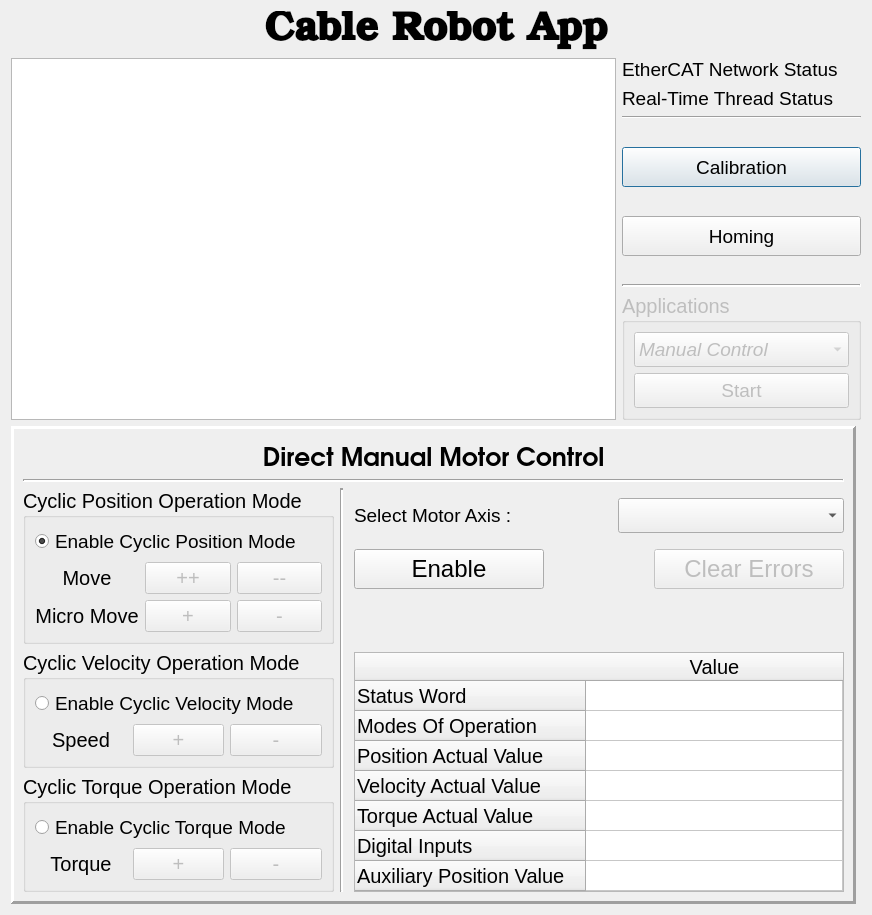
The window that widgets/main_gui.ui (IRMA-LAB/cable_robot) describes before a commit, drawn with Qt 5.
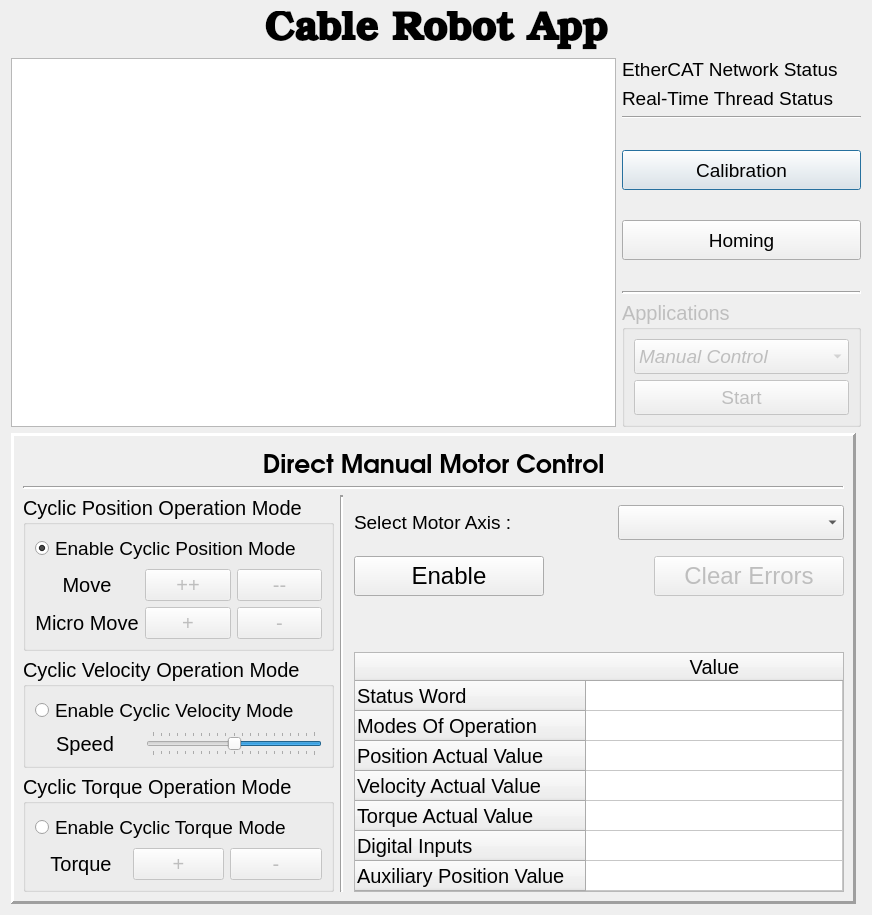
The same window after the commit. Icons and pictures are not drawn.

What changed in the file:
```diff
--- a/widgets/main_gui.ui
+++ b/widgets/main_gui.ui
@@ -582,9 +582,24 @@
              <item>
               <layout class="QVBoxLayout" name="verticalLayout_7">
                <item>
-                <layout class="QHBoxLayout" name="horizontalLayout_5">
+                <layout class="QHBoxLayout" name="horizontalLayout_5" stretch="0,0">
+                 <property name="spacing">
+                  <number>11</number>
+                 </property>
                  <item>
                   <widget class="QLabel" name="label_7">
+                   <property name="sizePolicy">
+                    <sizepolicy hsizetype="Fixed" vsizetype="Preferred">
+                     <horstretch>0</horstretch>
+                     <verstretch>0</verstretch>
+                    </sizepolicy>
+                   </property>
+                   <property name="minimumSize">
+                    <size>
+                     <width>100</width>
+                     <height>0</height>
+                    </size>
+                   </property>
                    <property name="font">
                     <font>
                      <pointsize>15</pointsize>
@@ -599,32 +614,36 @@
                   </widget>
                  </item>
                  <item>
-                  <widget class="QPushButton" name="pushButton_speedPlus">
-                   <property name="enabled">
-                    <bool>false</bool>
+                  <widget class="QSlider" name="horizontalSlider_speed_ctrl">
+                   <property name="minimum">
+                    <number>-100</number>
                    </property>
-                   <property name="font">
-                    <font>
-                     <pointsize>15</pointsize>
-                    </font>
+                   <property name="maximum">
+                    <number>100</number>
                    </property>
-                   <property name="text">
-                    <string>+</string>
+                   <property name="singleStep">
+                    <number>5</number>
                    </property>
-                  </widget>
-                 </item>
-                 <item>
-                  <widget class="QPushButton" name="pushButton_speedMinus">
-                   <property name="enabled">
-                    <bool>false</bool>
+                   <property name="value">
+                    <number>0</number>
                    </property>
-                   <property name="font">
-                    <font>
-                     <pointsize>15</pointsize>
-                    </font>
+                   <property name="sliderPosition">
+                    <number>0</number>
                    </property>
-                   <property name="text">
-                    <string>-</string>
+                   <property name="orientation">
+                    <enum>Qt::Horizontal</enum>
+                   </property>
+                   <property name="invertedAppearance">
+                    <bool>true</bool>
+                   </property>
+                   <property name="invertedControls">
+                    <bool>true</bool>
+                   </property>
+                   <property name="tickPosition">
+                    <enum>QSlider::TicksBothSides</enum>
+                   </property>
+                   <property name="tickInterval">
+                    <number>10</number>
                    </property>
                   </widget>
                  </item>
```
